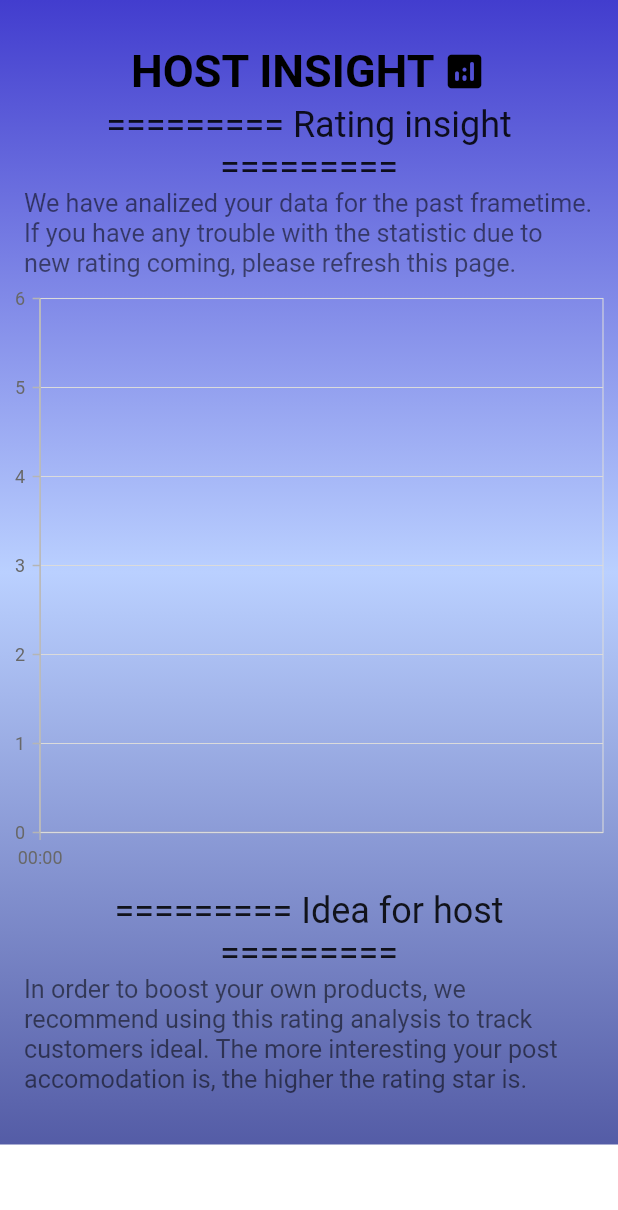
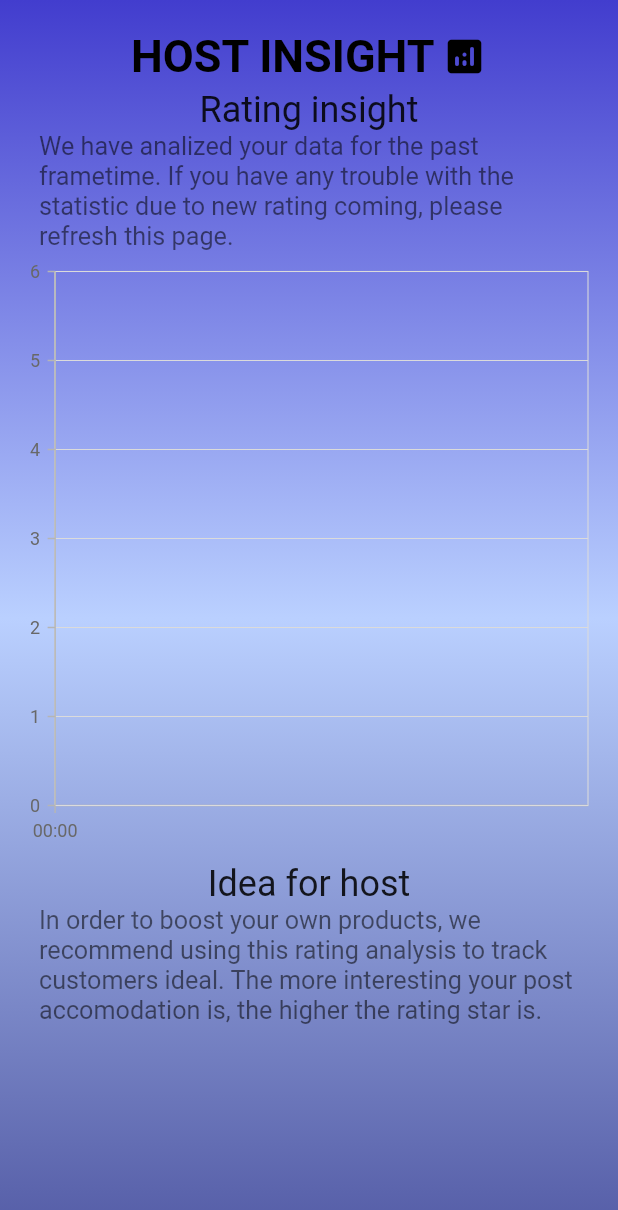
Before and after one commit to frankielp/KooLB, a Flutter app: the InsightPage screen opened directly, on a phone screen of 412 x 824 dp. Shown: the top 1210 px of the screen. Run offline on Flutter 3.47's test engine with Material 2 defaults, Android fonts, the phone set to English and light mode, and no system bars; our stand-ins replace auto_size_text, carousel_slider, cloud_firestore, dropdown_search, firebase_auth, firebase_core and 15 more; missing offline and left inert: flutter_facebook_auth, flutter_polyline_points, flutter_quill, json_path; accounts and stored records are empty; statements that could not run were skipped.

Commit message:
merge host

```diff
--- a/src/koolb/lib/data/global_data.dart
+++ b/src/koolb/lib/data/global_data.dart
@@ -1,3 +1,4 @@
 String name = "user", email = "email";
-String? id;
+String id = 'id';
+String roleId = 'roleId';
 String authID = "id";
--- a/src/koolb/lib/ui/renter/pages/chat/chat_tile.dart
+++ b/src/koolb/lib/ui/chat/chat_tile.dart
@@ -6,7 +6,7 @@ import 'package:flutter/src/widgets/container.dart';
 import 'package:flutter/src/widgets/framework.dart';
 import 'package:koolb/chat/chat.dart';
 import 'package:koolb/main.dart';
-import 'package:koolb/ui/renter/pages/chat/conservation_list.dart';
+import 'package:koolb/ui/chat/conservation_list.dart';
 import 'package:koolb/user/koolUser.dart';
 import 'package:koolb/util/helper.dart';
 
@@ -28,10 +28,6 @@ class _ChatTileState extends State<ChatTile> {
       FirebaseFirestore.instance.collection('user');
   static final CollectionReference _chatCollection =
       FirebaseFirestore.instance.collection('chat');
-
-  Future<DocumentSnapshot>? _otherUser;
-
-  Stream<QuerySnapshot>? _chatInfo;
 
   String? _otherUserId;
   String? _recentSender;
--- a/src/koolb/lib/ui/renter/pages/chat/conservation_list.dart
+++ b/src/koolb/lib/ui/chat/conservation_list.dart
@@ -2,7 +2,7 @@ import 'package:cloud_firestore/cloud_firestore.dart';
 import 'package:flutter/material.dart';
 import 'package:koolb/chat/chat.dart';
 import 'package:koolb/decoration/color.dart';
-import 'package:koolb/ui/renter/pages/chat/message_tile.dart';
+import 'package:koolb/ui/chat/message_tile.dart';
 
 class ConversationList extends StatefulWidget {
   final String chatId;
--- a/src/koolb/lib/ui/host/pages/insight_page.dart
+++ b/src/koolb/lib/ui/host/pages/insight_page.dart
@@ -47,9 +47,8 @@ class HostInsightPage extends State<InsightPage> {
 
   Widget build(BuildContext context) {
     return SafeArea(
-      child: Scaffold(
-        body: Container(
-          decoration: BoxDecoration(
+      child: Container(
+        decoration: const BoxDecoration(
             gradient: LinearGradient(
                 begin: Alignment.topCenter,
                 end: Alignment.bottomCenter,
@@ -58,15 +57,18 @@ class HostInsightPage extends State<InsightPage> {
               Color.fromARGB(255, 186, 208, 255),
               Color.fromARGB(255, 84, 92, 166),
             ])),
-          child: Container(
-              padding: EdgeInsets.symmetric(vertical: 30),
+        child: Scaffold(
+          backgroundColor: Colors.transparent,
+          body: Padding(
+            padding:
+                const EdgeInsets.only(top: 20, left: 10, right: 10, bottom: 10),
             child: SingleChildScrollView(
                 child: Column(
                     crossAxisAlignment: CrossAxisAlignment.center,
                     children: [
                   Row(
                     mainAxisAlignment: MainAxisAlignment.center,
-                      children: [
+                    children: const [
                       Text('HOST INSIGHT',
                           style: TextStyle(
                               color: Colors.black,
@@ -82,9 +84,9 @@ class HostInsightPage extends State<InsightPage> {
                       )
                     ],
                   ),
-                    ListTile(
+                  const ListTile(
                     title: Text(
-                        '========= Rating insight =========',
+                      'Rating insight',
                       textScaleFactor: 1.5,
                       textAlign: TextAlign.center,
                     ),
@@ -105,9 +107,9 @@ class HostInsightPage extends State<InsightPage> {
                               yValueMapper: (_ChartData data, _) => data.y)
                         ]),
                   ),
-                    ListTile(
+                  const ListTile(
                     title: Text(
-                        '========= Idea for host =========',
+                      'Idea for host',
                       textScaleFactor: 1.5,
                       textAlign: TextAlign.center,
                     ),
@@ -116,7 +118,8 @@ class HostInsightPage extends State<InsightPage> {
                       textScaleFactor: 1.2,
                     ),
                   ),
-                  ]))),
+                ])),
+          ),
         ),
       ),
     );
--- a/src/koolb/lib/ui/renter/pages/notification_page.dart
+++ b/src/koolb/lib/ui/renter/pages/notification_page.dart
@@ -2,7 +2,7 @@
 import 'package:koolb/decoration/color.dart';
 import 'package:flutter/material.dart';
 import 'package:koolb/user/koolUser.dart';
-import 'package:koolb/ui/renter/pages/chat/chat_page.dart';
+import 'package:koolb/ui/chat/chat_page.dart';
 
 class NotiPage extends StatefulWidget {
   const NotiPage({super.key});
--- a/src/koolb/lib/ui/renter/r_navigationbar.dart
+++ b/src/koolb/lib/ui/renter/r_navigationbar.dart
@@ -3,7 +3,7 @@ import 'package:flutter/src/widgets/container.dart';
 import 'package:flutter/src/widgets/framework.dart';
 import 'package:koolb/data/global_data.dart';
 // import 'package:google_maps_flutter/google_maps_flutter.dart';
-import 'package:koolb/ui/renter/pages/chat/chat_page.dart';
+import 'package:koolb/ui/chat/chat_page.dart';
 import 'package:koolb/ui/renter/pages/google_maps.dart';
 import 'package:koolb/ui/renter/pages/home_page.dart';
 import 'package:koolb/ui/renter/pages/setting_page.dart';
@@ -21,7 +21,7 @@ class _RenterPagesNavigationState extends State<RenterPagesNavigation> {
   List pages = [
     const HomePage(),
     const WishlistPage(),
-    ChatPage(userName: name, userID: id!),
+    ChatPage(userName: name, userID: id),
     const SettingPage(),
   ];
 
--- a/src/koolb/lib/ui/sign_in_screen.dart
+++ b/src/koolb/lib/ui/sign_in_screen.dart
@@ -219,6 +219,7 @@ class _SignInScreenState extends State<SignInScreen> {
         email = user.get('email');
         id = user.id;
         authID = user.get('authId');
+        roleId = user.get('roleId');
         String role = user.get('role');
 
         switch (role) {
--- a/src/koolb/lib/ui/sign_up_screen.dart
+++ b/src/koolb/lib/ui/sign_up_screen.dart
@@ -361,6 +361,7 @@ class _SignUpScreenState extends State<SignUpScreen> {
       'fb': '',
       'id': '',
       'name': userName,
+      'accommodationIds': [],
     });
 
     final id = renterRef.id;
```
Also changed, not shown: src/koolb/lib/accommodation/accommodation.dart (+5 -5 lines), src/koolb/lib/main.dart (+5 -11 lines), src/koolb/lib/ui/chat/chat_page.dart (renamed from src/koolb/lib/ui/renter/pages/chat/chat_page.dart, +5 -2 lines), src/koolb/lib/ui/host/h_navigation_bar.dart (+14 -16 lines), src/koolb/lib/ui/host/list_accommodations/accommodation_tile_host.dart (+12 -8 lines), src/koolb/lib/ui/host/pages/create_accommodation/create_accommodation.dart (+12 -9 lines), src/koolb/lib/ui/host/pages/menu_page.dart (+13 -3 lines), src/koolb/lib/ui/host/pages/reservation_page.dart (+3 -4 lines), src/koolb/lib/ui/chat/message_tile.dart (renamed from src/koolb/lib/ui/renter/pages/chat/message_tile.dart). Lines whose indentation alone changed are shown as unchanged.
